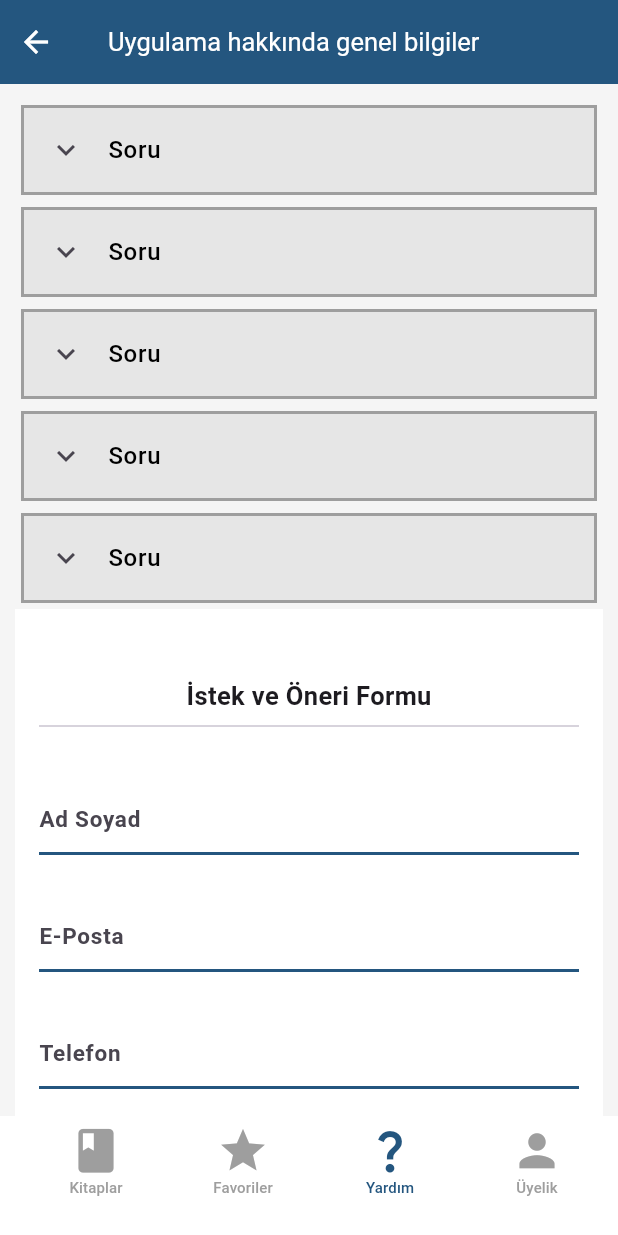
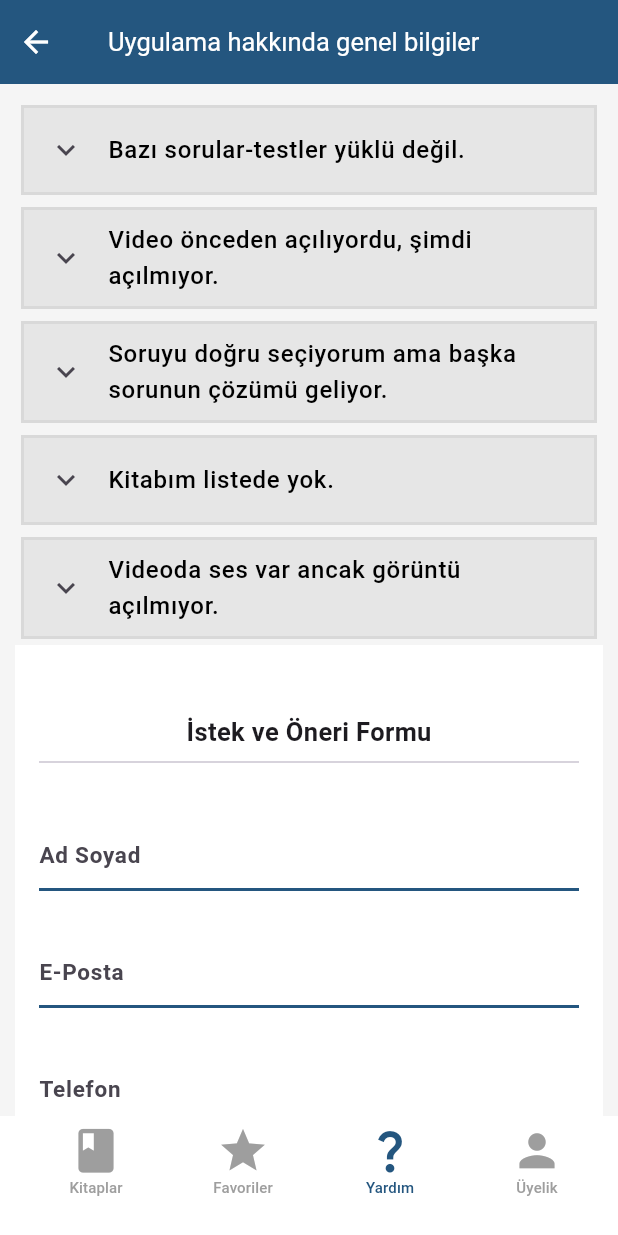
Before and after one commit to beyzacebiturk/bgs_app, a Flutter app: the screen it shows after launch, item 3 of the bottom bar chosen, on a phone screen of 412 x 824 dp. Run offline on Flutter 3.47's test engine with Material 3 defaults, Android fonts, the phone set to English and light mode, and no system bars; our stand-ins replace flutter_riverpod; missing offline and left inert: appinio_video_player.

Commit message:
appinio_video_player and help screen fixes

```diff
--- a/lib/main.dart
+++ b/lib/main.dart
@@ -21,9 +21,9 @@ class HomePage extends StatelessWidget {
 
   @override
   Widget build(BuildContext context) {
-    return const MaterialApp(
+    return  MaterialApp(
       debugShowCheckedModeBanner: false,
-      home: BooksScreen(),
+      home: HelpScreen(),
     );
   }
 }
--- a/lib/models/books.dart
+++ b/lib/models/books.dart
@@ -32,7 +32,7 @@ final List<Books> books = [
       category: 'Ders Anlatım Föyü Testler',
       grade: 'TYT',
       branch: 'Mat',
-      questionCount: 30,
+      questionCount: 8,
       videoURL:
           'https://flutter.github.io/assets-for-api-docs/assets/videos/bee.mp4',
       bookURL:
--- a/lib/views/help_screen.dart
+++ b/lib/views/help_screen.dart
@@ -25,11 +25,26 @@ class HelpScreen extends StatelessWidget {
   final TextEditingController messageController = TextEditingController();
 
   final List<QuestionAnswer> questionAnswer = [
-    QuestionAnswer(question: 'Soru', answer: 'ahsbhka'),
-    QuestionAnswer(question: 'Soru', answer: 'ahsbhka'),
-    QuestionAnswer(question: 'Soru', answer: 'ahsbhka'),
-    QuestionAnswer(question: 'Soru', answer: 'ahsbhka'),
-    QuestionAnswer(question: 'Soru', answer: 'ahsbhka'),
+    QuestionAnswer(
+        question: 'Bazı sorular-testler yüklü değil.',
+        answer:
+            'Her şeyden önce yaşanan gecikmelerden dolayı siz değerli öğrencilerimizden özür dileriz. Ülkemizde müfredatların çok sık değişmesi ile birlikte maalesef kitapların da değişmesi gerekmektedir. Bu değişim süreci, kitapların içeriğinin değişmesi ile birlikte çekilen videoların da tekrar çekilmesini gerektiriyor. Yaşanan gecikme değişen müfredatlara bağlı olarak birden fazla kitapta kendini gösterebilmektedir. Bütün bunlara ek olarak çok fazla eleştiri veya yanlış/eksik anlatım ya da olumsuz herhangi farklı bir durumdan dolayı bazı videolarımızı tekrar çekiyoruz. Bu nedenle videoların yüklenme süreleri gecikebiliyor.'),
+    QuestionAnswer(
+        question: 'Video önceden açılıyordu, şimdi açılmıyor.',
+        answer:
+            'Böyle durumlar çok sık olmasa da ortaya çıkabiliyor. Bunun nedeni ilgili videonun yeniden çekilmek üzere silinmiş olmasıdır. Videolar en kısa sürede yüklenmiş olacaktır. Bunun için uygulamanızı güncellemenize gerek yok, sadece bir süre sonra tekrar kontrol etmeniz yeterli olacaktır.'),
+    QuestionAnswer(
+        question: 'Soruyu doğru seçiyorum ama başka sorunun çözümü geliyor.',
+        answer:
+            'Lütfen önce kitabınızın iç kapağından basım yılını kontrol ediniz ve doğru yıla ait kitabın çözümlerine baktığınızdan emin olunuz. Aynı kitap olsa bile basım yılına bağlı olarak soruların yerleri değişebilmektedir. Kitabın doğru yıla ait olduğuna emin olduğunuz halde yanlış çözüm videosu yükleniyorsa lütfen bize mesaj kısmından bildiriniz. İlgili birimimiz gereken düzeltmeyi hızlı bir şekilde yapacaktır. Videoların güncellenmesi ya da yeni videoların yüklenmesi için uygulamanızı güncellemenize gerek yoktur. Sadece soruyu tekrar kontrol etmeniz yeterli olacaktır.'),
+    QuestionAnswer(
+        question: 'Kitabım listede yok.',
+        answer:
+            'Öncelikle kitabınızın basım yılını kapağının iç kısmından kontrol ederek doğru yılın kitaplarını listelediğinizden emin olunuz. Eğer hala listede kitabınızı göremiyorsanız henüz videolar sisteme yüklenmemiş olabilir. İlgili kitabın durumunu Birey Akademi Forum Sayfası üzerinden bize sorarak öğrenebilirsiniz.'),
+    QuestionAnswer(
+        question: 'Videoda ses var ancak görüntü açılmıyor.',
+        answer:
+            'Eğer çözüm videolarının görüntülerini duyamıyorsanız cihazınızın android versiyonu html5 videolarını desteklemiyor olabilir. Bu durum genelde düşük model cihazlarda görülür. Cihazınızın işlemcisinin düşük olması ya da bellek miktarının yeterli olmaması gibi birçok etken de bu duruma yol açabilir. Bu yüzden önce diğer uygulamaları kapatıp belleği boşaltarak çalıştırmayı deneyiniz. Sonuç alamazsanız Birey Akademi Forum Sayfası üzerinden bize yazınız. Birlikte bir çözüm yolu bulmaya çalışabiliriz.'),
   ];
 
   @override
@@ -41,8 +56,10 @@ class HelpScreen extends StatelessWidget {
           children: [
             BackButton(
               onPressed: () {
-                Navigator.push(context,
-                    MaterialPageRoute(builder: (context) => const BooksScreen()));
+                Navigator.push(
+                    context,
+                    MaterialPageRoute(
+                        builder: (context) => const BooksScreen()));
               },
               color: Colors.white,
             )
@@ -174,9 +191,10 @@ class HelpScreen extends StatelessWidget {
       padding: const EdgeInsets.all(4.0),
       child: ExpansionTile(
         iconColor: Colors.black,
-        backgroundColor: const Color.fromARGB(78, 217, 217, 217),
+        backgroundColor: Colors.white24,
         collapsedBackgroundColor: const Color.fromARGB(45, 158, 158, 158),
-        collapsedShape: Border.all(color: Colors.grey, width: 2),
+        collapsedShape: Border.all(
+            color: const Color.fromARGB(45, 158, 158, 158), width: 2),
         collapsedTextColor: Colors.black,
         onExpansionChanged: (bool expanded) {},
         controlAffinity: ListTileControlAffinity.leading,
@@ -186,7 +204,10 @@ class HelpScreen extends StatelessWidget {
         ),
         children: [
           ListTile(
-            title: Text(questionAnswer.answer),
+            title: Text(
+              questionAnswer.answer,
+              style: const TextStyle(fontSize: 13, letterSpacing: 0),
+            ),
           ),
         ],
       ),
--- a/lib/widgets/buttons.dart
+++ b/lib/widgets/buttons.dart
@@ -1,4 +1,8 @@
+import 'dart:ui';
+
 import 'package:flutter/material.dart';
+import 'package:flutter/widgets.dart';
+
 class MyButtons {
   static Widget paintedButton({
     required VoidCallback onPressed,
--- a/pubspec.yaml
+++ b/pubspec.yaml
@@ -37,8 +37,7 @@ dependencies:
   cupertino_icons: ^1.0.6
   flutter_riverpod: ^2.4.10
   equatable: ^2.0.5
-  video_player: ^2.8.3
-  appinio_video_player: ^1.3.0
+  appinio_video_player: ^1.2.2
 
 
 dev_dependencies:
```
Also changed, not shown: lib/controllers/video_player.dart (+36 -46 lines), lib/views/book_video_screen.dart (+2 -5 lines), pubspec.lock, 2 other files.
